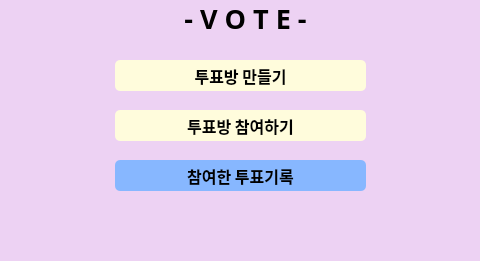
unknownbox-collab/------, file assets/ui/vote.ui: the form before one commit; both pictures show x 155 to 635 and y 0 to 261 of the 800 by 261 pixel window.
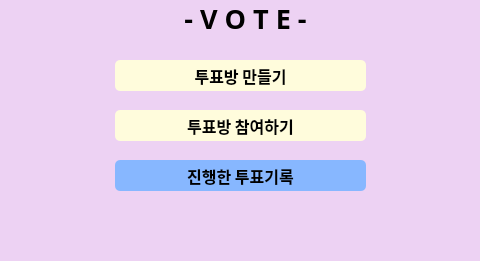
The form after the commit.

Diff of the .ui file:
```diff
--- a/assets/ui/vote.ui
+++ b/assets/ui/vote.ui
@@ -103,7 +103,7 @@
 border-radius : 5px;</string>
    </property>
    <property name="text">
-    <string>참여한 투표기록</string>
+    <string>진행한 투표기록</string>
    </property>
   </widget>
   <widget class="QPushButton" name="goBackBtn">
```
Left out of the diff: 2 changed lines with no effect on the pictures.
